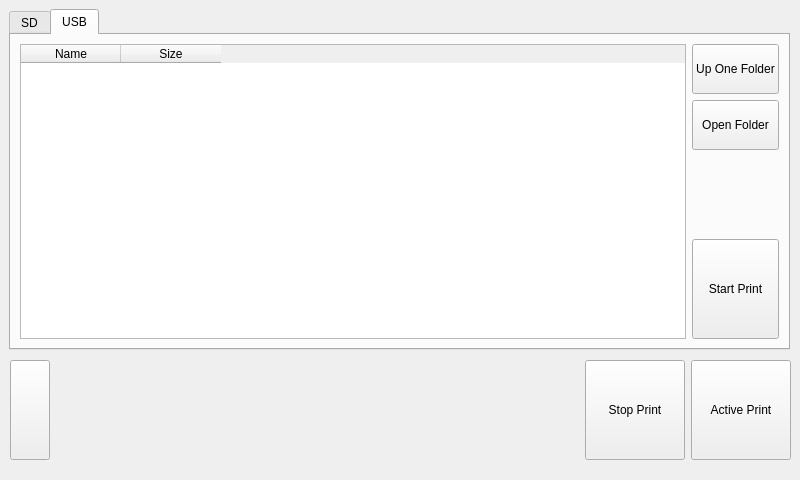
Before: the Qt Designer form ClientApp/qt/printwindow.ui in re3Dprinting/touchscreen, drawn with Qt 5.
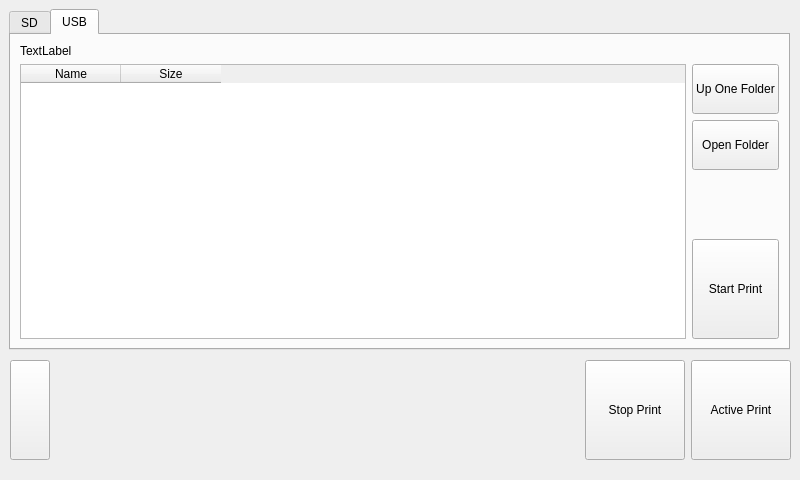
After: the same form once the commit is applied. Icons and pictures are not drawn.

What changed in the file:
```diff
--- a/ClientApp/qt/printwindow.ui
+++ b/ClientApp/qt/printwindow.ui
@@ -110,6 +110,15 @@
     <attribute name="title">
      <string>USB</string>
     </attribute>
+    <layout class="QVBoxLayout" name="uppervertLayout">
+     <item>
+      <widget class="QLabel" name="pathlabel">
+       <property name="text">
+        <string>TextLabel</string>
+       </property>
+      </widget>
+     </item>
+     <item>
     <layout class="QHBoxLayout" name="horizontalLayout">
      <item>
       <widget class="QTableWidget" name="USBFileList">
@@ -178,6 +187,8 @@
           <string>Start Print</string>
          </property>
         </widget>
+         </item>
+        </layout>
        </item>
       </layout>
      </item>
```
Lines whose indentation alone changed are shown as unchanged.
